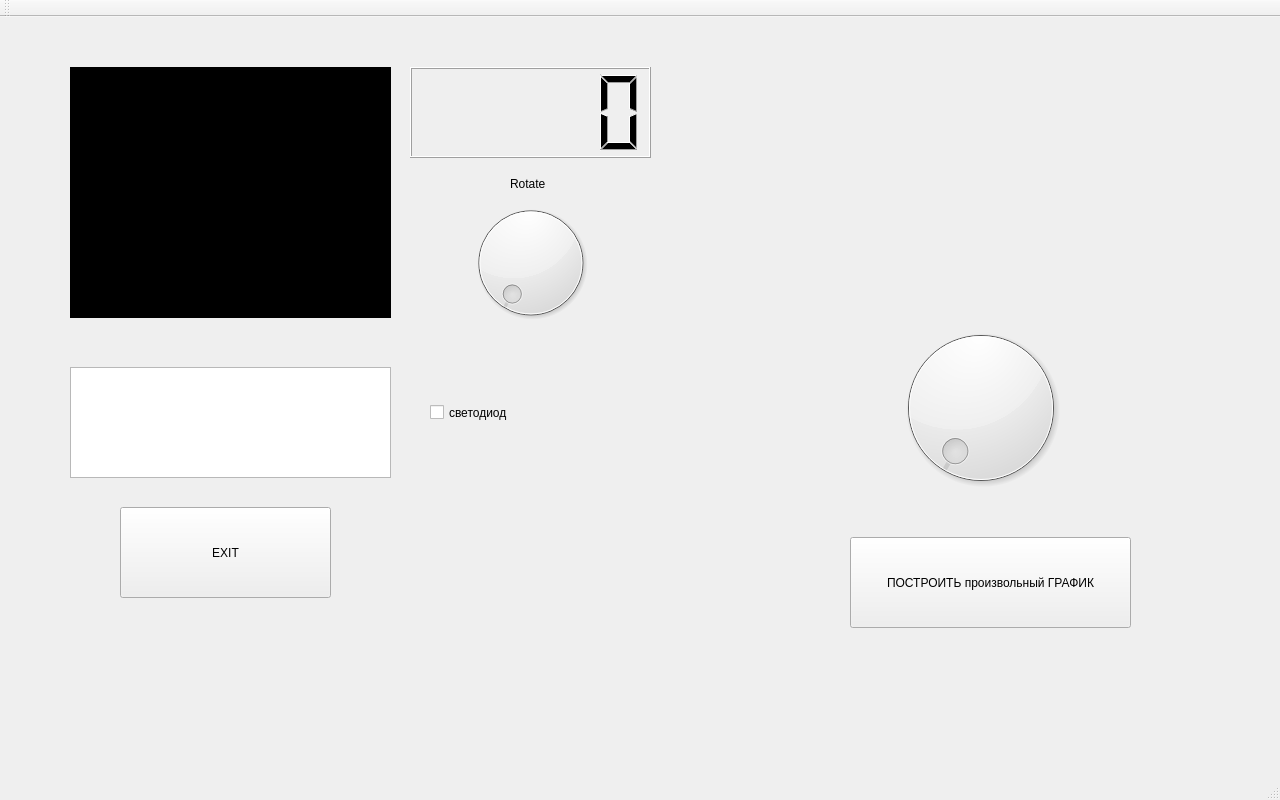
tomyqg/topaz-m, file mainwindow.ui: the form before one commit.
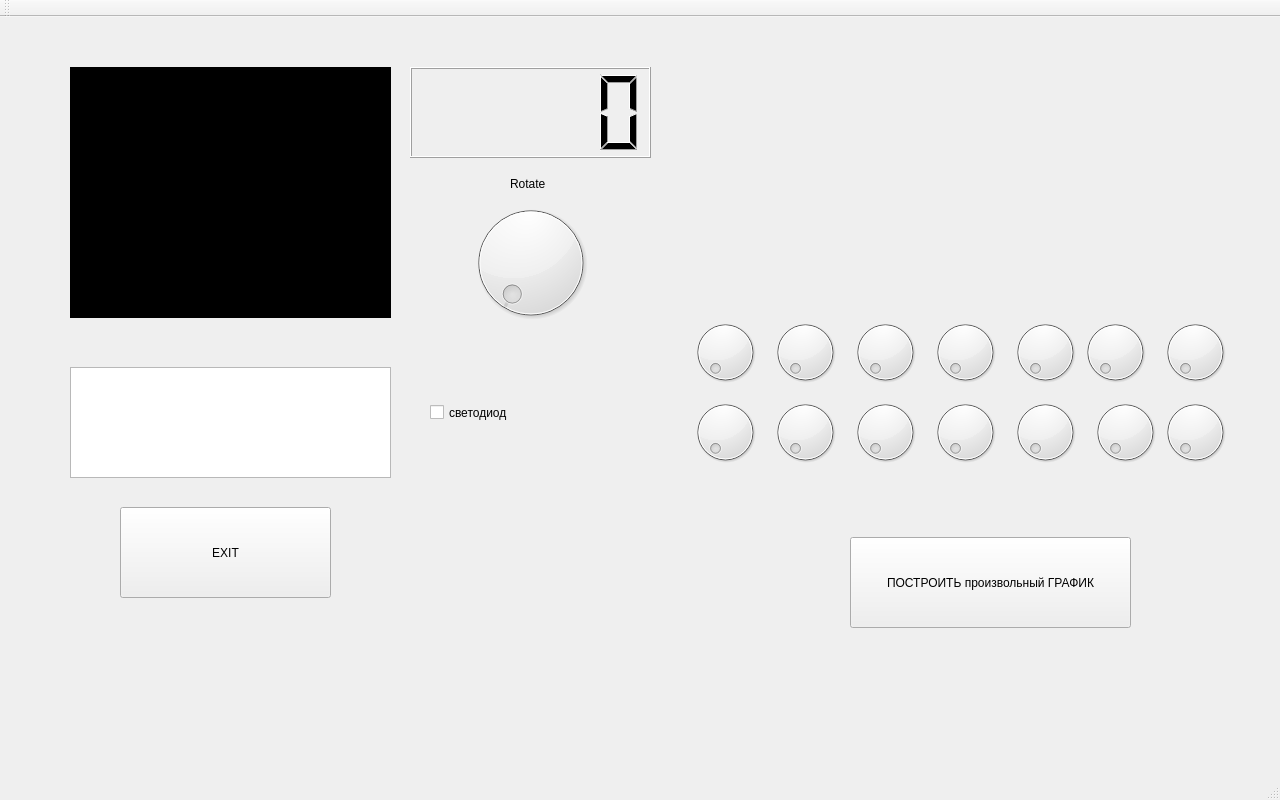
The form after the commit. Icons and pictures are not drawn. Custom widgets are drawn as their Qt base class.

```diff
--- a/mainwindow.ui
+++ b/mainwindow.ui
@@ -132,9 +132,9 @@
     <property name="geometry">
      <rect>
       <x>690</x>
-      <y>40</y>
-      <width>571</width>
-      <height>261</height>
+      <y>50</y>
+      <width>531</width>
+      <height>251</height>
      </rect>
     </property>
     <property name="sizePolicy">
@@ -147,10 +147,10 @@
    <widget class="QDial" name="dial_2">
     <property name="geometry">
      <rect>
-      <x>870</x>
+      <x>690</x>
       <y>300</y>
-      <width>221</width>
-      <height>181</height>
+      <width>70</width>
+      <height>70</height>
      </rect>
     </property>
    </widget>
@@ -167,6 +167,136 @@
      <string>светодиод</string>
     </property>
    </widget>
+   <widget class="QDial" name="dial_3">
+    <property name="geometry">
+     <rect>
+      <x>770</x>
+      <y>300</y>
+      <width>70</width>
+      <height>70</height>
+     </rect>
+    </property>
+   </widget>
+   <widget class="QDial" name="dial_4">
+    <property name="geometry">
+     <rect>
+      <x>850</x>
+      <y>300</y>
+      <width>70</width>
+      <height>70</height>
+     </rect>
+    </property>
+   </widget>
+   <widget class="QDial" name="dial_5">
+    <property name="geometry">
+     <rect>
+      <x>930</x>
+      <y>300</y>
+      <width>70</width>
+      <height>70</height>
+     </rect>
+    </property>
+   </widget>
+   <widget class="QDial" name="dial_6">
+    <property name="geometry">
+     <rect>
+      <x>1010</x>
+      <y>300</y>
+      <width>70</width>
+      <height>70</height>
+     </rect>
+    </property>
+   </widget>
+   <widget class="QDial" name="dial_7">
+    <property name="geometry">
+     <rect>
+      <x>1080</x>
+      <y>300</y>
+      <width>70</width>
+      <height>70</height>
+     </rect>
+    </property>
+   </widget>
+   <widget class="QDial" name="dial_8">
+    <property name="geometry">
+     <rect>
+      <x>1160</x>
+      <y>300</y>
+      <width>70</width>
+      <height>70</height>
+     </rect>
+    </property>
+   </widget>
+   <widget class="QDial" name="dial_9">
+    <property name="geometry">
+     <rect>
+      <x>690</x>
+      <y>380</y>
+      <width>70</width>
+      <height>70</height>
+     </rect>
+    </property>
+   </widget>
+   <widget class="QDial" name="dial_10">
+    <property name="geometry">
+     <rect>
+      <x>770</x>
+      <y>380</y>
+      <width>70</width>
+      <height>70</height>
+     </rect>
+    </property>
+   </widget>
+   <widget class="QDial" name="dial_11">
+    <property name="geometry">
+     <rect>
+      <x>850</x>
+      <y>380</y>
+      <width>70</width>
+      <height>70</height>
+     </rect>
+    </property>
+   </widget>
+   <widget class="QDial" name="dial_12">
+    <property name="geometry">
+     <rect>
+      <x>930</x>
+      <y>380</y>
+      <width>70</width>
+      <height>70</height>
+     </rect>
+    </property>
+   </widget>
+   <widget class="QDial" name="dial_13">
+    <property name="geometry">
+     <rect>
+      <x>1010</x>
+      <y>380</y>
+      <width>70</width>
+      <height>70</height>
+     </rect>
+    </property>
+   </widget>
+   <widget class="QDial" name="dial_14">
+    <property name="geometry">
+     <rect>
+      <x>1090</x>
+      <y>380</y>
+      <width>70</width>
+      <height>70</height>
+     </rect>
+    </property>
+   </widget>
+   <widget class="QDial" name="dial_15">
+    <property name="geometry">
+     <rect>
+      <x>1160</x>
+      <y>380</y>
+      <width>70</width>
+      <height>70</height>
+     </rect>
+    </property>
+   </widget>
   </widget>
   <widget class="QMenuBar" name="menuBar">
    <property name="geometry">
```
